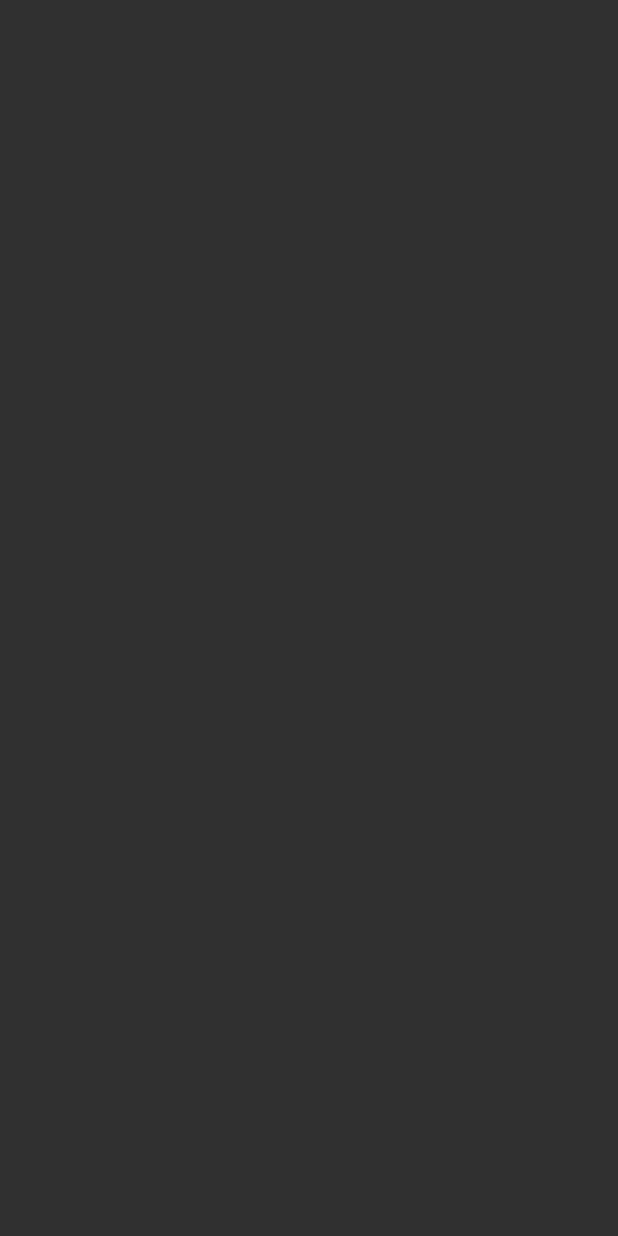
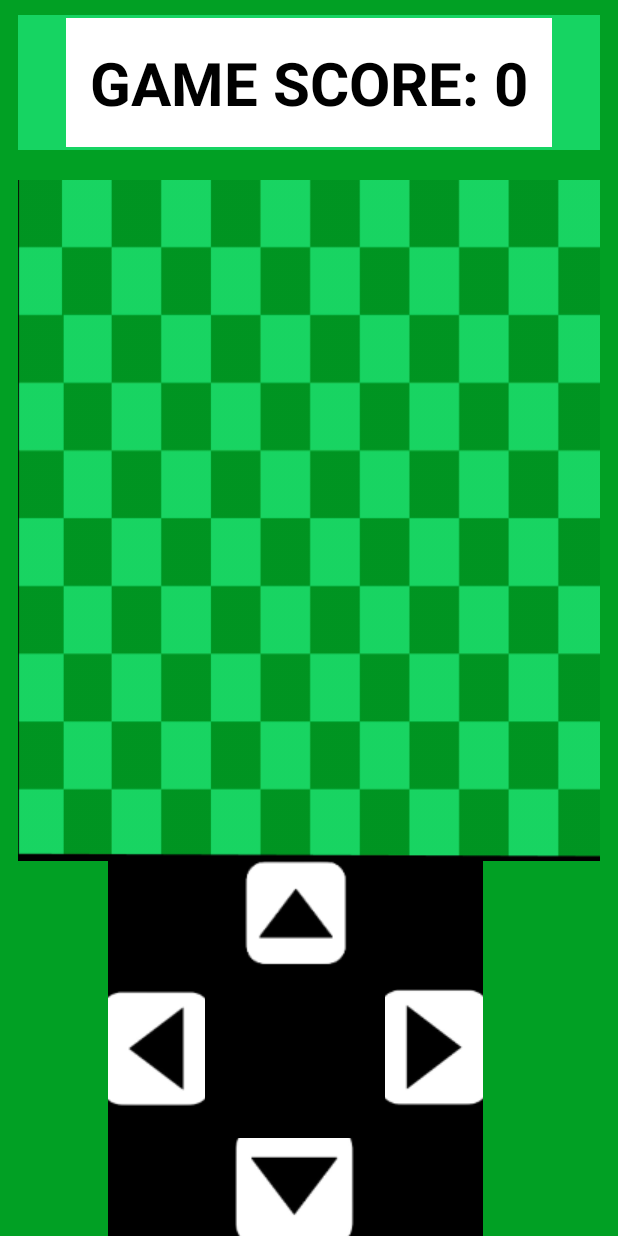
Before and after one commit to rcoric3/SnakeGame_UEK_335_LK_B, an Android app: the GameScreenActivity screen opened directly, with no data from a screen before it, on a phone screen of 412 x 824 dp. Before the commit the screen is empty. Run offline under Robolectric (Android 15) with nearby library versions, the phone set to English and light mode, and no system bars.

Commit message:
Design GameScreenActivity done

```diff
--- a/app/src/main/java/com/mygame/thesnakegame/GameScreenActivity.java
+++ b/app/src/main/java/com/mygame/thesnakegame/GameScreenActivity.java
@@ -8,6 +8,7 @@ import com.example.thesnakegame.R;
 
 public class GameScreenActivity extends AppCompatActivity {
 
+
     @Override
     protected void onCreate(Bundle savedInstanceState) {
         super.onCreate(savedInstanceState);
--- a/app/src/main/res/layout/game_screen.xml
+++ b/app/src/main/res/layout/game_screen.xml
@@ -1,9 +1,141 @@
 <?xml version="1.0" encoding="utf-8"?>
-<androidx.constraintlayout.widget.ConstraintLayout xmlns:android="http://schemas.android.com/apk/res/android"
-    xmlns:app="http://schemas.android.com/apk/res-auto"
-    xmlns:tools="http://schemas.android.com/tools"
+<RelativeLayout xmlns:android="http://schemas.android.com/apk/res/android"
     android:layout_width="match_parent"
     android:layout_height="match_parent"
-    tools:context="com.mygame.thesnakegame.GameScreenActivity">
+    android:background="#01A024"
+    android:paddingLeft="12dp"
+    android:paddingRight="12dp">
 
-</androidx.constraintlayout.widget.ConstraintLayout>
+    <LinearLayout
+        android:id="@+id/linearLayoutTitle"
+        android:layout_width="match_parent"
+        android:layout_height="90dp"
+        android:layout_marginTop="10dp"
+        android:background="#16D462"
+        android:gravity="center"
+        android:orientation="horizontal"
+        android:paddingLeft="12dp"
+        android:paddingRight="12dp">
+
+        <TextView
+            android:id="@+id/textViewTitle"
+            android:layout_width="wrap_content"
+            android:layout_height="wrap_content"
+            android:background="#FFFFFF"
+            android:padding="16dp"
+            android:text="GAME SCORE: 0"
+            android:textColor="#000000"
+            android:textSize="40sp"
+            android:textStyle="bold" />
+    </LinearLayout>
+
+    <ImageView
+        android:id="@+id/linearLayoutGameBox"
+        android:layout_width="wrap_content"
+        android:layout_height="wrap_content"
+        android:layout_below="@id/linearLayoutTitle"
+        android:layout_marginTop="20dp"
+        android:layout_marginBottom="250dp"
+        android:background="@drawable/gamebackground" />
+
+    <RelativeLayout
+        android:layout_width="250dp"
+        android:layout_height="250dp"
+        android:layout_above="@id/gameOverDialog"
+        android:layout_alignParentBottom="true"
+        android:layout_marginLeft="60dp"
+        android:background="@color/black">
+
+        <!-- Center Space for the Joystick -->
+        <View
+            android:id="@+id/centerSpace"
+            android:layout_width="80dp"
+            android:layout_height="80dp"
+            android:layout_centerInParent="true" />
+
+        <!-- Button Up -->
+
+        <!-- Button Down -->
+        <ImageButton
+            android:id="@+id/buttonUp"
+            android:layout_width="80dp"
+            android:layout_height="80dp"
+            android:layout_above="@id/centerSpace"
+            android:layout_centerHorizontal="true"
+            android:layout_marginBottom="13dp"
+            android:background="@android:color/transparent"
+            android:src="@drawable/gamebuttonup" />
+
+        <ImageButton
+            android:id="@+id/buttonDown"
+            android:layout_width="80dp"
+            android:layout_height="80dp"
+            android:layout_below="@id/centerSpace"
+            android:layout_centerHorizontal="true"
+            android:layout_marginTop="20dp"
+            android:background="@android:color/transparent"
+            android:src="@drawable/gamebuttondown" />
+
+        <!-- Button Left -->
+        <ImageButton
+            android:id="@+id/buttonLeft"
+            android:layout_width="80dp"
+            android:layout_height="80dp"
+            android:layout_centerVertical="true"
+            android:layout_marginRight="20dp"
+            android:layout_toLeftOf="@id/centerSpace"
+            android:background="@android:color/transparent"
+            android:src="@drawable/gamebuttonleft" />
+
+        <ImageButton
+            android:id="@+id/buttonRight"
+            android:layout_width="80dp"
+            android:layout_height="80dp"
+            android:layout_centerVertical="true"
+            android:layout_marginLeft="20dp"
+            android:layout_toRightOf="@id/centerSpace"
+            android:background="@android:color/transparent"
+            android:src="@drawable/gamebuttonright" />
+
+
+    </RelativeLayout>
+
+    <LinearLayout
+        android:id="@+id/gameOverDialog"
+        android:layout_width="wrap_content"
+        android:layout_height="wrap_content"
+        android:layout_centerInParent="true"
+        android:background="#FFFFFF"
+        android:orientation="vertical"
+        android:padding="16dp"
+        android:visibility="gone">
+
+        <TextView
+            android:layout_width="wrap_content"
+            android:layout_height="wrap_content"
+            android:layout_gravity="center"
+            android:layout_marginBottom="8dp"
+            android:text="GAME OVER"
+            android:textSize="24sp"
+            android:textStyle="bold" />
+
+        <LinearLayout
+            android:layout_width="wrap_content"
+            android:layout_height="wrap_content"
+            android:gravity="center"
+            android:orientation="horizontal">
+
+            <ImageButton
+                android:layout_width="48dp"
+                android:layout_height="48dp"
+                android:background="?attr/selectableItemBackgroundBorderless"
+                android:src="@drawable/restarticon" />
+
+            <ImageButton
+                android:layout_width="48dp"
+                android:layout_height="48dp"
+                android:background="?attr/selectableItemBackgroundBorderless"
+                android:src="@drawable/exiticon" />
+        </LinearLayout>
+    </LinearLayout>
+</RelativeLayout>
```
Also changed, not shown: app/src/main/res/drawable/exiticon.png (added), app/src/main/res/drawable/gamebackground.png (added), app/src/main/res/drawable/gamebuttondown.png (added), app/src/main/res/drawable/gamebuttonleft.png (added), app/src/main/res/drawable/gamebuttonright.png (added), app/src/main/res/drawable/gamebuttonup.png (added), app/src/main/res/drawable/restarticon.png (added).
